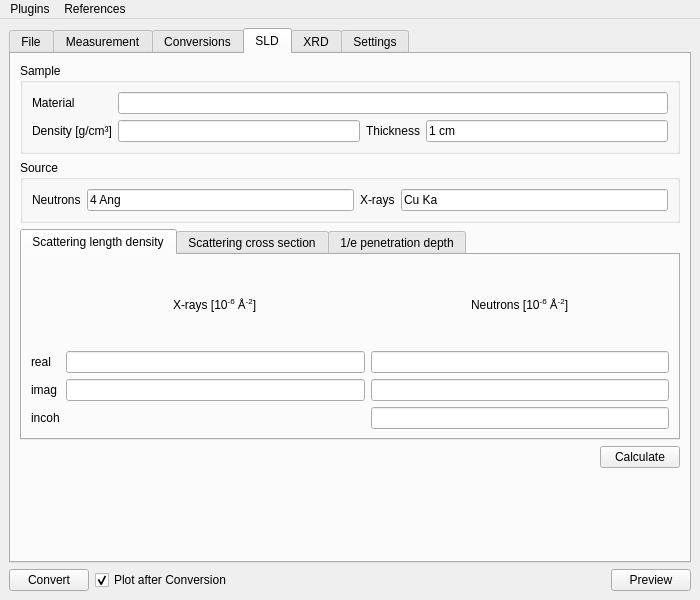
Old version of the form uxdconverter/ui/gui.ui in the repository TUM-E21-ThinFilms/UXDConverter.
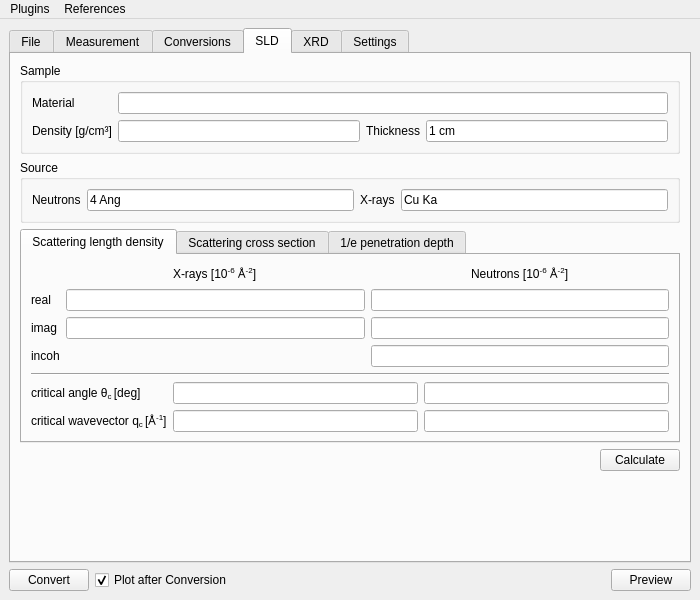
New version of the form. The open tabs and pages were chosen to show the change. Custom widgets are drawn as their Qt base class.

```diff
--- a/uxdconverter/ui/gui.ui
+++ b/uxdconverter/ui/gui.ui
@@ -842,7 +842,37 @@
                   <string>Scattering length density</string>
                  </attribute>
                  <layout class="QGridLayout" name="gridLayout_31">
-                  <item row="0" column="0">
+                  <item row="3" column="0">
+                   <layout class="QGridLayout" name="gridLayout_5">
+                    <item row="0" column="0">
+                     <widget class="QLabel" name="label_critical_angle">
+                      <property name="text">
+                       <string>&lt;html&gt;&lt;head/&gt;&lt;body&gt;&lt;p&gt;critical angle &lt;span&gt;θ&lt;/span&gt;&lt;span style=&quot;vertical-align:sub;&quot;&gt;c &lt;/span&gt;[deg]&lt;/p&gt;&lt;/body&gt;&lt;/html&gt;</string>
+                      </property>
+                     </widget>
+                    </item>
+                    <item row="0" column="1">
+                     <widget class="QLineEdit" name="lE_critical_angle_xray"/>
+                    </item>
+                    <item row="1" column="0">
+                     <widget class="QLabel" name="label_critical_wavevector">
+                      <property name="text">
+                       <string>&lt;html&gt;&lt;head/&gt;&lt;body&gt;&lt;p&gt;critical wavevector q&lt;span style=&quot; vertical-align:sub;&quot;&gt;c &lt;/span&gt;[Å&lt;span style=&quot; vertical-align:super;&quot;&gt;-1&lt;/span&gt;]&lt;/p&gt;&lt;/body&gt;&lt;/html&gt;</string>
+                      </property>
+                     </widget>
+                    </item>
+                    <item row="0" column="2">
+                     <widget class="QLineEdit" name="lE_critical_angle_neutron"/>
+                    </item>
+                    <item row="1" column="1">
+                     <widget class="QLineEdit" name="lE_critical_wavevector_xray"/>
+                    </item>
+                    <item row="1" column="2">
+                     <widget class="QLineEdit" name="lE_critical_wavevector_neutron"/>
+                    </item>
+                   </layout>
+                  </item>
+                  <item row="1" column="0">
                    <layout class="QGridLayout" name="gridLayout_36">
                     <item row="0" column="2" alignment="Qt::AlignHCenter">
                      <widget class="QLabel" name="label_SLD_pendepth_neutrons_2">
@@ -916,6 +946,13 @@
                     </item>
                    </layout>
                   </item>
+                  <item row="2" column="0">
+                   <widget class="Line" name="line_2">
+                    <property name="orientation">
+                     <enum>Qt::Horizontal</enum>
+                    </property>
+                   </widget>
+                  </item>
                  </layout>
                 </widget>
                 <widget class="QWidget" name="tab_9">
```
Left out of the diff: 139 changed lines with no effect on the pictures.
